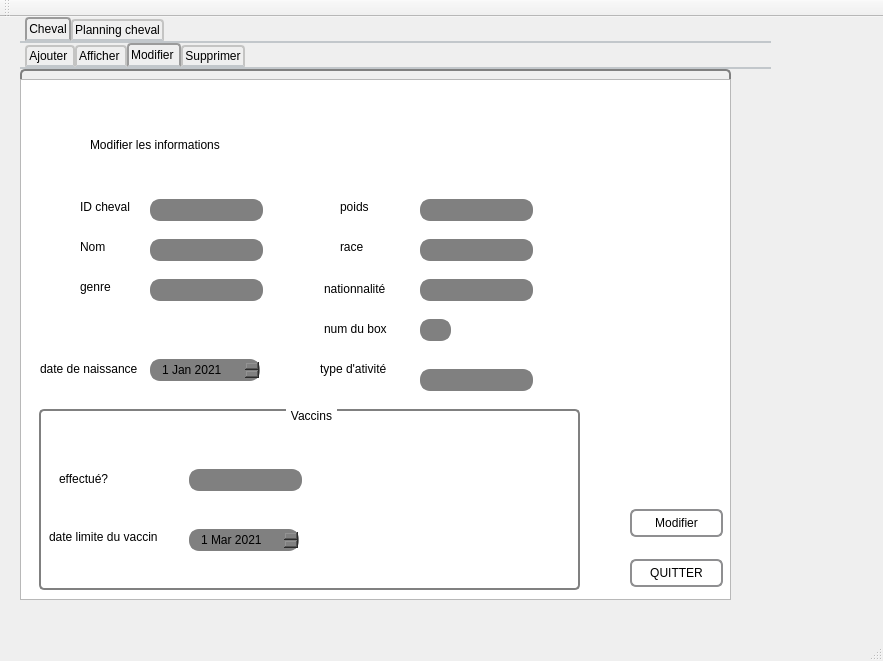
Qt form mainwindow.ui (soumaya-nheri/Smart-Club-2A26) before a commit.
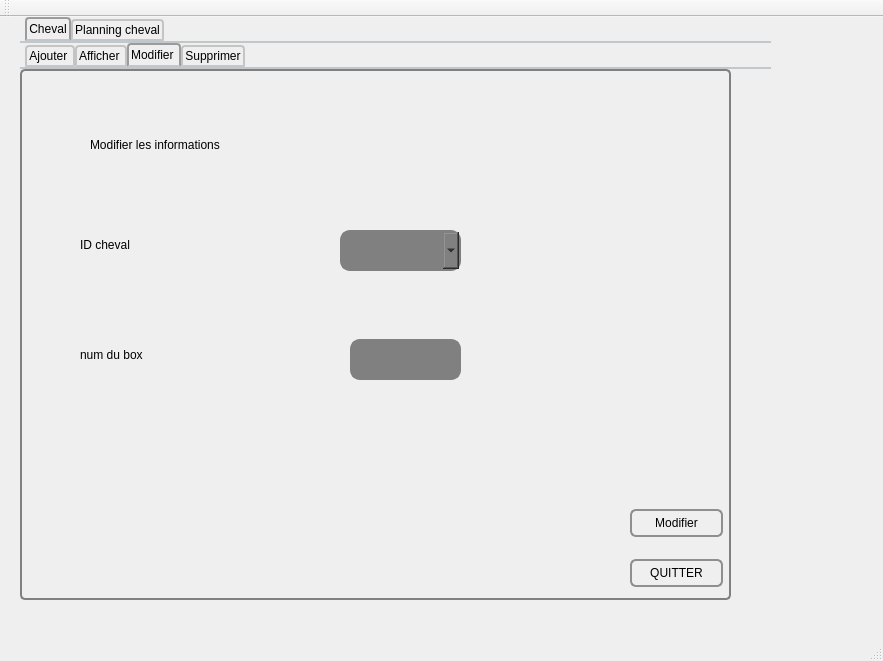
The same form after that commit. The open tabs and pages were chosen to show the change. Custom widgets are drawn as their Qt base class.

```diff
--- a/mainwindow.ui
+++ b/mainwindow.ui
@@ -931,73 +931,13 @@
         <property name="title">
          <string/>
         </property>
-        <widget class="QLineEdit" name="idChev_2">
-         <property name="geometry">
-          <rect>
-           <x>130</x>
-           <y>130</y>
-           <width>113</width>
-           <height>22</height>
-          </rect>
-         </property>
-         <property name="styleSheet">
-          <string notr="true">QLineEdit {
-    border: 2px solid gray;
-    border-radius: 10px;
-    padding: 0 8px;
-    background: grey;
-    selection-background-color: darkgray;
-}
-</string>
-         </property>
-        </widget>
-        <widget class="QLineEdit" name="nomChev_2">
-         <property name="geometry">
-          <rect>
-           <x>130</x>
-           <y>170</y>
-           <width>113</width>
-           <height>22</height>
-          </rect>
-         </property>
-         <property name="styleSheet">
-          <string notr="true">QLineEdit {
-    border: 2px solid gray;
-    border-radius: 10px;
-    padding: 0 8px;
-    background: grey;
-    selection-background-color: darkgray;
-}
-</string>
-         </property>
-        </widget>
-        <widget class="QLineEdit" name="poidsChev_2">
-         <property name="geometry">
-          <rect>
-           <x>400</x>
-           <y>130</y>
-           <width>113</width>
-           <height>22</height>
-          </rect>
-         </property>
-         <property name="styleSheet">
-          <string notr="true">QLineEdit {
-    border: 2px solid gray;
-    border-radius: 10px;
-    padding: 0 8px;
-    background: grey;
-    selection-background-color: darkgray;
-}
-</string>
-         </property>
-        </widget>
         <widget class="QLabel" name="label_17">
          <property name="geometry">
           <rect>
            <x>60</x>
-           <y>130</y>
-           <width>55</width>
-           <height>16</height>
+           <y>150</y>
+           <width>201</width>
+           <height>51</height>
           </rect>
          </property>
          <property name="styleSheet">
@@ -1008,109 +948,13 @@
           <string>ID cheval</string>
          </property>
         </widget>
-        <widget class="QLabel" name="label_18">
-         <property name="geometry">
-          <rect>
-           <x>60</x>
-           <y>170</y>
-           <width>55</width>
-           <height>16</height>
-          </rect>
-         </property>
-         <property name="styleSheet">
-          <string notr="true">font: 25 8pt &quot;Footlight MT Light&quot;;</string>
-         </property>
-         <property name="text">
-          <string>Nom</string>
-         </property>
-        </widget>
-        <widget class="QLabel" name="label_19">
-         <property name="geometry">
-          <rect>
-           <x>60</x>
-           <y>210</y>
-           <width>55</width>
-           <height>16</height>
-          </rect>
-         </property>
-         <property name="styleSheet">
-          <string notr="true">font: 25 8pt &quot;Footlight MT Light&quot;;</string>
-         </property>
-         <property name="text">
-          <string>genre</string>
-         </property>
-        </widget>
-        <widget class="QLabel" name="label_20">
-         <property name="geometry">
-          <rect>
-           <x>20</x>
-           <y>290</y>
-           <width>111</width>
-           <height>20</height>
-          </rect>
-         </property>
-         <property name="styleSheet">
-          <string notr="true">font: 25 8pt &quot;Footlight MT Light&quot;;</string>
-         </property>
-         <property name="text">
-          <string>date de naissance</string>
-         </property>
-        </widget>
-        <widget class="QLabel" name="label_21">
-         <property name="geometry">
-          <rect>
-           <x>320</x>
-           <y>130</y>
-           <width>55</width>
-           <height>16</height>
-          </rect>
-         </property>
-         <property name="styleSheet">
-          <string notr="true">font: 25 8pt &quot;Footlight MT Light&quot;;</string>
-         </property>
-         <property name="text">
-          <string>poids</string>
-         </property>
-        </widget>
-        <widget class="QLabel" name="label_22">
-         <property name="geometry">
-          <rect>
-           <x>320</x>
-           <y>170</y>
-           <width>55</width>
-           <height>16</height>
-          </rect>
-         </property>
-         <property name="styleSheet">
-          <string notr="true">font: 25 8pt &quot;Footlight MT Light&quot;;</string>
-         </property>
-         <property name="text">
-          <string>race</string>
-         </property>
-        </widget>
-        <widget class="QLabel" name="label_23">
-         <property name="geometry">
-          <rect>
-           <x>304</x>
-           <y>210</y>
-           <width>71</width>
-           <height>20</height>
-          </rect>
-         </property>
-         <property name="styleSheet">
-          <string notr="true">font: 25 8pt &quot;Footlight MT Light&quot;;</string>
-         </property>
-         <property name="text">
-          <string>nationnalité</string>
-         </property>
-        </widget>
         <widget class="QLabel" name="label_24">
          <property name="geometry">
           <rect>
-           <x>304</x>
-           <y>250</y>
-           <width>71</width>
-           <height>20</height>
+           <x>60</x>
+           <y>240</y>
+           <width>241</width>
+           <height>91</height>
           </rect>
          </property>
          <property name="styleSheet">
@@ -1120,166 +964,6 @@
           <string>num du box</string>
          </property>
         </widget>
-        <widget class="QLabel" name="label_25">
-         <property name="geometry">
-          <rect>
-           <x>300</x>
-           <y>290</y>
-           <width>81</width>
-           <height>20</height>
-          </rect>
-         </property>
-         <property name="styleSheet">
-          <string notr="true">font: 25 8pt &quot;Footlight MT Light&quot;;</string>
-         </property>
-         <property name="text">
-          <string>type d'ativité</string>
-         </property>
-        </widget>
-        <widget class="QDateEdit" name="dateChev_2">
-         <property name="geometry">
-          <rect>
-           <x>130</x>
-           <y>290</y>
-           <width>110</width>
-           <height>22</height>
-          </rect>
-         </property>
-         <property name="styleSheet">
-          <string notr="true">QDateEdit {
-    border: 2px solid gray;
-    border-radius: 10px;
-    padding: 0 8px;
-    background: grey;
-    selection-background-color: darkgray;
-}
-</string>
-         </property>
-         <property name="dateTime">
-          <datetime>
-           <hour>0</hour>
-           <minute>0</minute>
-           <second>0</second>
-           <year>2021</year>
-           <month>1</month>
-           <day>1</day>
-          </datetime>
-         </property>
-         <property name="maximumDate">
-          <date>
-           <year>2023</year>
-           <month>1</month>
-           <day>1</day>
-          </date>
-         </property>
-         <property name="minimumDate">
-          <date>
-           <year>2021</year>
-           <month>1</month>
-           <day>1</day>
-          </date>
-         </property>
-        </widget>
-        <widget class="QGroupBox" name="groupBox_6">
-         <property name="geometry">
-          <rect>
-           <x>19</x>
-           <y>340</y>
-           <width>541</width>
-           <height>181</height>
-          </rect>
-         </property>
-         <property name="title">
-          <string>Vaccins</string>
-         </property>
-         <widget class="QLabel" name="label_26">
-          <property name="geometry">
-           <rect>
-            <x>10</x>
-            <y>120</y>
-            <width>131</width>
-            <height>16</height>
-           </rect>
-          </property>
-          <property name="styleSheet">
-           <string notr="true">font: 25 8pt &quot;Footlight MT Light&quot;;</string>
-          </property>
-          <property name="text">
-           <string>date limite du vaccin</string>
-          </property>
-         </widget>
-         <widget class="QDateEdit" name="dateLimiteVaccin_2">
-          <property name="geometry">
-           <rect>
-            <x>150</x>
-            <y>120</y>
-            <width>110</width>
-            <height>22</height>
-           </rect>
-          </property>
-          <property name="styleSheet">
-           <string notr="true">QDateEdit {
-    border: 2px solid gray;
-    border-radius: 10px;
-    padding: 0 8px;
-    background: grey;
-    selection-background-color: darkgray;
-}
-
-</string>
-          </property>
-          <property name="maximumDate">
-           <date>
-            <year>2023</year>
-            <month>3</month>
-            <day>1</day>
-           </date>
-          </property>
-          <property name="minimumDate">
-           <date>
-            <year>2021</year>
-            <month>3</month>
-            <day>1</day>
-           </date>
-          </property>
-         </widget>
-         <widget class="QLineEdit" name="vaccinsChev_2">
-          <property name="geometry">
-           <rect>
-            <x>150</x>
-            <y>60</y>
-            <width>113</width>
-            <height>22</height>
-           </rect>
-          </property>
-          <property name="styleSheet">
-           <string notr="true">QLineEdit {
-    border: 2px solid gray;
-    border-radius: 10px;
-    padding: 0 8px;
-    background: grey;
-    selection-background-color: darkgray;
-}
-</string>
-          </property>
-         </widget>
-         <widget class="QLabel" name="label_16">
-          <property name="geometry">
-           <rect>
-            <x>20</x>
-            <y>60</y>
-            <width>121</width>
-            <height>20</height>
-           </rect>
-          </property>
-          <property name="styleSheet">
-           <string notr="true">font: 25 8pt &quot;Footlight MT Light&quot;;</string>
-          </property>
-          <property name="text">
-           <string>effectué?</string>
-          </property>
-         </widget>
-        </widget>
         <widget class="QPushButton" name="modifier_cheval">
          <property name="geometry">
           <rect>
@@ -1315,53 +999,13 @@
           <string>Modifier</string>
          </property>
         </widget>
-        <widget class="QLineEdit" name="raceChev_2">
-         <property name="geometry">
-          <rect>
-           <x>400</x>
-           <y>170</y>
-           <width>113</width>
-           <height>22</height>
-          </rect>
-         </property>
-         <property name="styleSheet">
-          <string notr="true">QLineEdit {
-    border: 2px solid gray;
-    border-radius: 10px;
-    padding: 0 8px;
-    background: grey;
-    selection-background-color: darkgray;
-}
-</string>
-         </property>
-        </widget>
-        <widget class="QLineEdit" name="nationnaliteChev_2">
-         <property name="geometry">
-          <rect>
-           <x>400</x>
-           <y>210</y>
-           <width>113</width>
-           <height>22</height>
-          </rect>
-         </property>
-         <property name="styleSheet">
-          <string notr="true">QLineEdit {
-    border: 2px solid gray;
-    border-radius: 10px;
-    padding: 0 8px;
-    background: grey;
-    selection-background-color: darkgray;
-}
-</string>
-         </property>
-        </widget>
         <widget class="QLineEdit" name="numbox_2">
          <property name="geometry">
           <rect>
-           <x>400</x>
-           <y>250</y>
-           <width>31</width>
-           <height>22</height>
+           <x>330</x>
+           <y>270</y>
+           <width>111</width>
+           <height>41</height>
           </rect>
          </property>
          <property name="styleSheet">
@@ -1410,47 +1054,6 @@
           <string>QUITTER</string>
          </property>
         </widget>
-        <widget class="QLineEdit" name="genreChev_2">
-         <property name="geometry">
-          <rect>
-           <x>130</x>
-           <y>210</y>
-           <width>113</width>
-           <height>22</height>
-          </rect>
-         </property>
-         <property name="styleSheet">
-          <string notr="true">QLineEdit {
-    border: 2px solid gray;
-    border-radius: 10px;
-    padding: 0 8px;
-    background: grey;
-    selection-background-color: darkgray;
-}
-
-</string>
-         </property>
-        </widget>
-        <widget class="QLineEdit" name="type_actChev_2">
-         <property name="geometry">
-          <rect>
-           <x>400</x>
-           <y>300</y>
-           <width>113</width>
-           <height>22</height>
-          </rect>
-         </property>
-         <property name="styleSheet">
-          <string notr="true">QLineEdit {
-    border: 2px solid gray;
-    border-radius: 10px;
-    padding: 0 8px;
-    background: grey;
-    selection-background-color: darkgray;
-}
-</string>
-         </property>
-        </widget>
         <widget class="QLabel" name="label_35">
          <property name="geometry">
           <rect>
@@ -1467,15 +1070,26 @@
           <string>Modifier les informations </string>
          </property>
         </widget>
-        <widget class="QTableView" name="tableView_3">
+        <widget class="QComboBox" name="comboBox_ID_cheval">
          <property name="geometry">
           <rect>
-           <x>0</x>
-           <y>10</y>
-           <width>711</width>
-           <height>521</height>
+           <x>320</x>
+           <y>161</y>
+           <width>121</width>
+           <height>41</height>
           </rect>
          </property>
+         <property name="styleSheet">
+          <string notr="true">QComboBox
+ {
+    border: 2px solid gray;
+    border-radius: 10px;
+    padding: 0 8px;
+    background: grey;
+    selection-background-color: darkgray;
+}
+</string>
+         </property>
         </widget>
         <zorder>tableView_3</zorder>
         <zorder>idChev_2</zorder>
@@ -2383,10 +1997,20 @@
         <widget class="QDateEdit" name="date_activite_3">
          <property name="geometry">
           <rect>
-           <x>240</x>
-           <y>220</y>
-           <width>110</width>
-           <height>22</height>
+           <x>10</x>
+           <y>20</y>
+           <width>711</width>
+           <height>501</height>
+          </rect>
+         </property>
+        </widget>
+        <widget class="QLabel" name="label_16">
+         <property name="geometry">
+          <rect>
+           <x>40</x>
+           <y>59</y>
+           <width>611</width>
+           <height>41</height>
           </rect>
          </property>
          <property name="styleSheet">
@@ -2399,19 +2023,8 @@
 }
 </string>
          </property>
-         <property name="maximumDate">
-          <date>
-           <year>2023</year>
-           <month>3</month>
-           <day>1</day>
-          </date>
-         </property>
-         <property name="minimumDate">
-          <date>
-           <year>2021</year>
-           <month>3</month>
-           <day>1</day>
-          </date>
+         <property name="text">
+          <string>Modifier le nom d'une activité :</string>
          </property>
         </widget>
        </widget>
```
Left out of the diff: 156 changed lines with no effect on the pictures.
